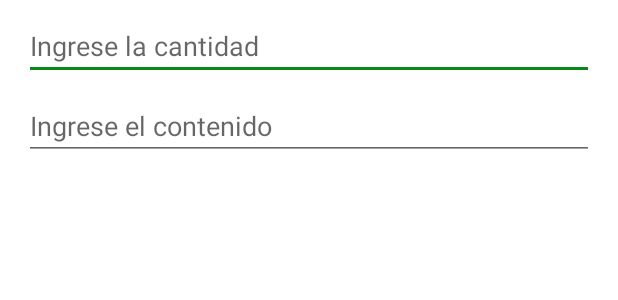
After one commit to bmon-roots/roots, an Android app: the layout create_material_quantities.xml on its own in the app's theme, with its tools: preview values and no code run, on a phone screen of 412 x 824 dp. The commit adds this screen. Shown: the top 300 px of the screen. Run offline under Robolectric (Android 15) with nearby library versions, the phone set to English and light mode, and no system bars.

Commit message:
Se agregan los elementos necesarios para el alta de materiales

```diff
--- a/app/src/main/java/ar/edu/ort/bmon/rootsapp/constants/Constants.java
+++ b/app/src/main/java/ar/edu/ort/bmon/rootsapp/constants/Constants.java
@@ -24,12 +24,15 @@ public class Constants {
     //Botones de los menus
     public static final String CANCEL_BUTTON = "Cancelar";
     public static final String ACCEPT_BUTTON = "Aceptar";
+    public static final String NEXT_BUTTON = "Siguiente";
     //Identificadores de Intents de Galeria y Camara
     public static final int REQUEST_IMAGE_CAPTURE = 100;
     public static final int GALLERY_REQUEST = 101;
     //Mensajes de la aplicacion
     public static final String PLANT_CREATE_SUCCESS = "Se agrego la planta exitosamente";
     public static final String PLANT_CREATE_ERROR = "Hubo un error al crear la planta, intente nuevamente";
+    public static final String MATERIAL_CREATE_SUCCESS = "Se agregaron la cantidad de materiales exitosamente";
+    public static final String MATERIAL_CREATE_ERROR = "Hubo un error al agregar los materiaes";
     public static final String IMAGE_GALLERY_ERROR = "Hubo un error al seleccionar la foto";
     public static final String FIREBASE_STORAGE_ERROR = "Hubo un error al subir la foto. Por favor, intente nuevamente";
     //Error Tags
--- a/app/src/main/java/ar/edu/ort/bmon/rootsapp/model/Material.java
+++ b/app/src/main/java/ar/edu/ort/bmon/rootsapp/model/Material.java
@@ -41,7 +41,7 @@ public class Material {
     @Override
     public String toString() {
         return "Material{" +
-                "tipoMaterial=" + tipoMaterial +
+                "tipoMaterial=" + tipoMaterial.ordinal() +
                 ", cantidad=" + cantidad +
                 ", contenido=" + contenido +
                 '}';
--- a/app/src/main/java/ar/edu/ort/bmon/rootsapp/model/TipoMaterial.java
+++ b/app/src/main/java/ar/edu/ort/bmon/rootsapp/model/TipoMaterial.java
@@ -1,5 +1,5 @@
 package ar.edu.ort.bmon.rootsapp.model;
 
 public enum TipoMaterial {
-    SUSTRATO, MACETA, FERTILIZANTE, INSECTICIDA, FUNGUICIDA
+    Sustrato, Maceta, Fertilizante, Insecticida, Fungicida
 }
--- /dev/null
+++ b/app/src/main/res/layout/create_material_quantities.xml
@@ -0,0 +1,44 @@
+<?xml version="1.0" encoding="utf-8"?>
+<androidx.constraintlayout.widget.ConstraintLayout xmlns:android="http://schemas.android.com/apk/res/android"
+    xmlns:app="http://schemas.android.com/apk/res-auto"
+    xmlns:tools="http://schemas.android.com/tools"
+    android:layout_width="match_parent"
+    android:layout_height="wrap_content">
+
+    <EditText
+        android:id="@+id/materialQuantity"
+        android:layout_width="match_parent"
+        android:layout_height="wrap_content"
+        android:layout_marginStart="16dp"
+        android:layout_marginTop="8dp"
+        android:layout_marginEnd="16dp"
+        android:layout_marginBottom="8dp"
+        android:ems="10"
+        android:hint="@string/materialQuantity"
+        android:inputType="number"
+        app:layout_constraintBottom_toBottomOf="parent"
+        app:layout_constraintEnd_toEndOf="parent"
+        app:layout_constraintHorizontal_bias="0.0"
+        app:layout_constraintStart_toStartOf="parent"
+        app:layout_constraintTop_toTopOf="parent"
+        app:layout_constraintVertical_bias="0.0" />
+
+    <EditText
+        android:id="@+id/materialContent"
+        android:layout_width="match_parent"
+        android:layout_height="wrap_content"
+        android:layout_marginStart="16dp"
+        android:layout_marginTop="8dp"
+        android:layout_marginEnd="16dp"
+        android:layout_marginBottom="8dp"
+        android:ems="10"
+        android:hint="@string/materialContents"
+        android:inputType="number"
+        app:layout_constraintBottom_toBottomOf="parent"
+        app:layout_constraintEnd_toEndOf="parent"
+        app:layout_constraintHorizontal_bias="0.0"
+        app:layout_constraintStart_toStartOf="parent"
+        app:layout_constraintTop_toBottomOf="@+id/materialQuantity"
+        app:layout_constraintVertical_bias="0.0" />
+
+</androidx.constraintlayout.widget.ConstraintLayout>
--- a/app/src/main/res/values/strings.xml
+++ b/app/src/main/res/values/strings.xml
@@ -39,6 +39,12 @@
     <string name="createSpeciesSuccessful">Especie agregada exitosamente</string>
     <string name="createSpeciesError">Error al agregar especie, intente nuevamente</string>
 
+    <!-- Strings para el alta de materiales -->
+    <string name="createNewMaterialEntry">Seleccione un material a agregar</string>
+    <string name="createNewMaterialEntryQuantity">Seleccione la cantidad a ingresar</string>
+    <string name="materialQuantity">Ingrese la cantidad</string>
+    <string name="materialContents">Ingrese el contenido</string>
+
     <!--    Layout signout-->
     <string name="btnSignOut">Salir</string>
     <string name="txtSignout">Desea salir de la aplicación?</string>
```
Also changed, not shown: app/src/main/java/ar/edu/ort/bmon/rootsapp/ui/material/ListMaterialFragment.java (+99 -25 lines).
